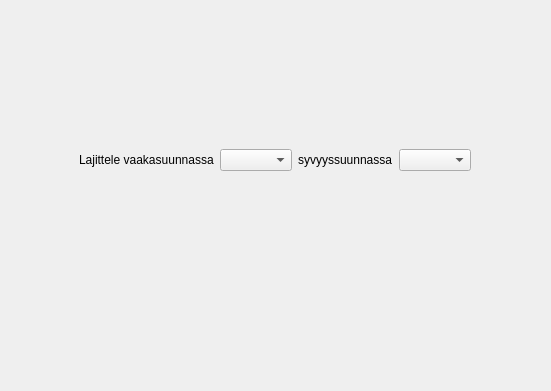
Qt form statisticsform.ui (samuliwritescode/uistelupaivakirja-desktop) before a commit; both pictures show x 94 to 645 and y 306 to 697 of the 737 by 697 pixel window.
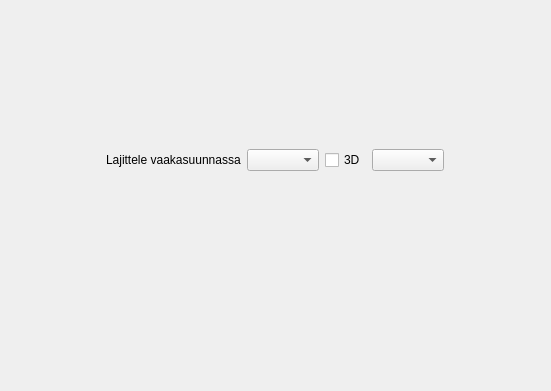
The same form after that commit.

```diff
--- a/statisticsform.ui
+++ b/statisticsform.ui
@@ -40,9 +40,9 @@
       <widget class="QComboBox" name="columnCombo"/>
      </item>
      <item>
-      <widget class="QLabel" name="label_2">
+      <widget class="QCheckBox" name="checkBox3D">
        <property name="text">
-        <string>syvyyssuunnassa</string>
+        <string>3D</string>
        </property>
       </widget>
      </item>
```
Left out of the diff: 2 changed lines with no effect on the pictures.
